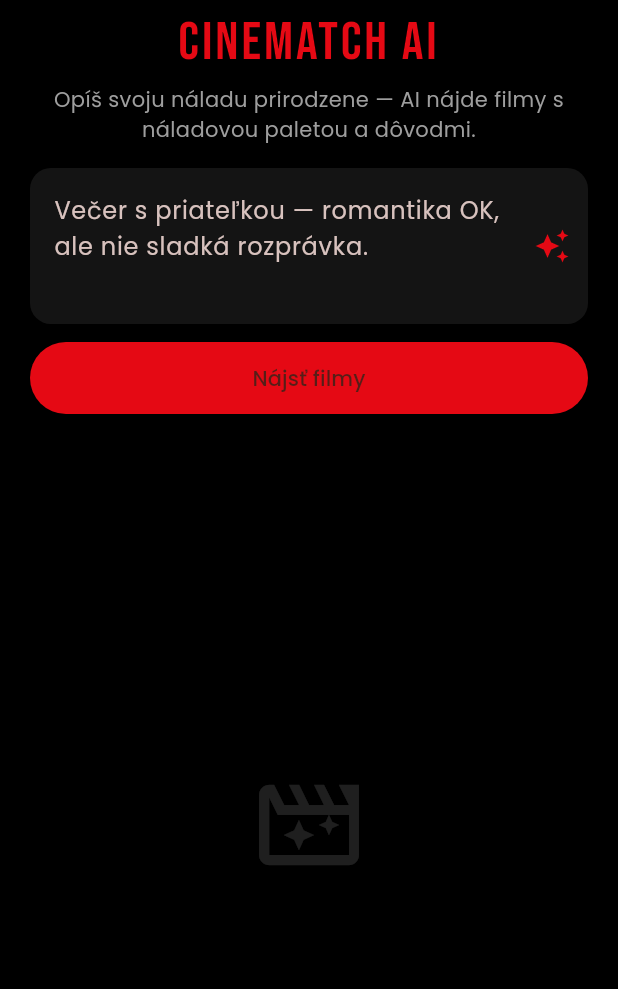
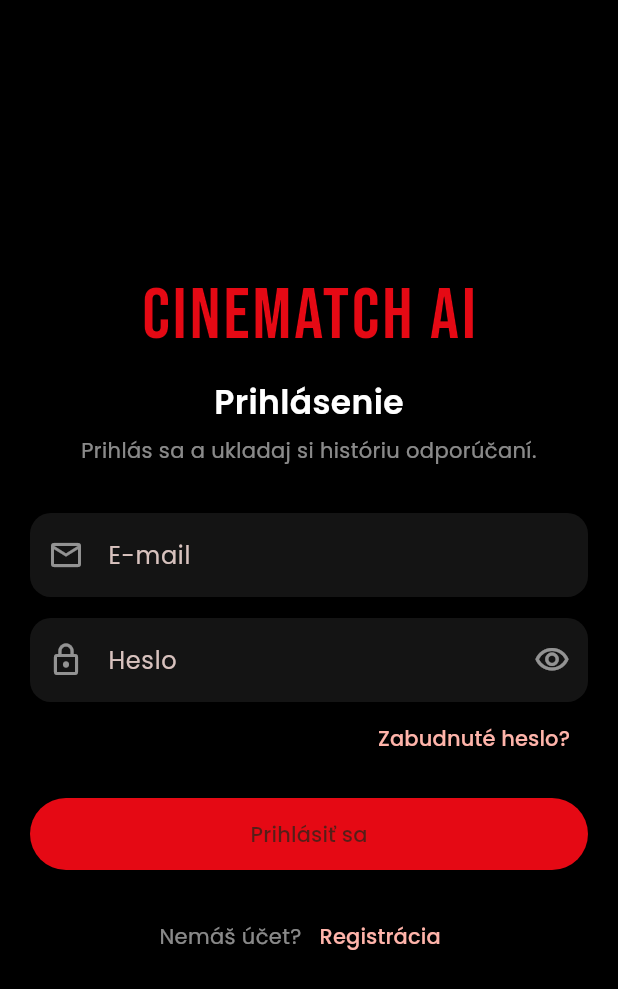
Before and after one commit to martinobal1/Cinematch, a Flutter app: the screen it shows after launch, on a phone screen of 412 x 824 dp. Shown: the top 989 px of the screen. Run offline on Flutter 3.47's test engine with Material 3 defaults, Android fonts, the light colour scheme and no system bars; our stand-ins replace cached_network_image, cloud_firestore, firebase_auth, firebase_core, google_fonts, google_generative_ai; accounts and stored records are empty.

Commit message:
Login/register

```diff
--- a/lib/main.dart
+++ b/lib/main.dart
@@ -3,17 +3,13 @@ import 'package:flutter/material.dart';
 import 'package:google_fonts/google_fonts.dart';
 
 import 'firebase_options.dart';
-import 'screens/home_screen.dart';
+import 'screens/auth_gate.dart';
 
 void main() async {
   WidgetsFlutterBinding.ensureInitialized();
-  try {
-    await Firebase.initializeApp(
-      options: DefaultFirebaseOptions.currentPlatform,
-    );
-  } catch (e) {
-    debugPrint('Firebase init: $e');
-  }
+  await Firebase.initializeApp(
+    options: DefaultFirebaseOptions.currentPlatform,
+  );
   runApp(const CineMatchApp());
 }
 
@@ -36,7 +32,7 @@ class CineMatchApp extends StatelessWidget {
           ThemeData.dark().textTheme,
         ),
       ),
-      home: const HomeScreen(),
+      home: const AuthGate(),
     );
   }
 }
--- /dev/null
+++ b/lib/screens/auth_gate.dart
@@ -0,0 +1,51 @@
+import 'package:firebase_auth/firebase_auth.dart';
+import 'package:flutter/material.dart';
+
+import 'home_screen.dart';
+import 'login_screen.dart';
+import 'register_screen.dart';
+
+/// Po prihlásení → domov; inak prihlásenie / registrácia.
+class AuthGate extends StatelessWidget {
+  const AuthGate({super.key});
+
+  @override
+  Widget build(BuildContext context) {
+    return StreamBuilder<User?>(
+      stream: FirebaseAuth.instance.authStateChanges(),
+      builder: (context, snapshot) {
+        if (snapshot.connectionState == ConnectionState.waiting) {
+          return const Scaffold(
+            backgroundColor: Colors.black,
+            body: Center(
+              child: CircularProgressIndicator(color: Color(0xFFE50914)),
+            ),
+          );
+        }
+
+        if (snapshot.hasData) {
+          return const HomeScreen();
+        }
+
+        return Navigator(
+          initialRoute: '/login',
+          onGenerateRoute: (settings) {
+            switch (settings.name) {
+              case '/register':
+                return MaterialPageRoute<void>(
+                  builder: (_) => const RegisterScreen(),
+                  settings: settings,
+                );
+              case '/login':
+              default:
+                return MaterialPageRoute<void>(
+                  builder: (_) => const LoginScreen(),
+                  settings: settings,
+                );
+            }
+          },
+        );
+      },
+    );
+  }
+}
--- /dev/null
+++ b/lib/screens/login_screen.dart
@@ -0,0 +1,176 @@
+import 'package:flutter/material.dart';
+
+import '../services/auth_service.dart';
+import '../widgets/auth_screen_layout.dart';
+
+class LoginScreen extends StatefulWidget {
+  const LoginScreen({super.key});
+
+  @override
+  State<LoginScreen> createState() => _LoginScreenState();
+}
+
+class _LoginScreenState extends State<LoginScreen> {
+  final _formKey = GlobalKey<FormState>();
+  final _emailController = TextEditingController();
+  final _passwordController = TextEditingController();
+  AuthService? _auth;
+  AuthService get auth => _auth ??= AuthService();
+
+  bool _isLoading = false;
+  bool _obscurePassword = true;
+  String? _error;
+
+  Future<void> _submit() async {
+    if (!_formKey.currentState!.validate()) return;
+
+    setState(() {
+      _isLoading = true;
+      _error = null;
+    });
+
+    try {
+      await auth.signIn(
+        email: _emailController.text,
+        password: _passwordController.text,
+      );
+    } on AuthException catch (e) {
+      if (mounted) setState(() => _error = e.message);
+    } catch (e) {
+      if (mounted) setState(() => _error = 'Chyba: $e');
+    } finally {
+      if (mounted) setState(() => _isLoading = false);
+    }
+  }
+
+  Future<void> _resetPassword() async {
+    final email = _emailController.text.trim();
+    if (email.isEmpty || !email.contains('@')) {
+      setState(() => _error = 'Najprv zadaj e-mail pre obnovenie hesla.');
+      return;
+    }
+
+    try {
+      await auth.sendPasswordReset(email);
+      if (!mounted) return;
+      ScaffoldMessenger.of(context).showSnackBar(
+        const SnackBar(
+          content: Text('Odkaz na obnovenie hesla bol odoslaný na e-mail.'),
+        ),
+      );
+    } on AuthException catch (e) {
+      if (mounted) setState(() => _error = e.message);
+    }
+  }
+
+  @override
+  void dispose() {
+    _emailController.dispose();
+    _passwordController.dispose();
+    super.dispose();
+  }
+
+  @override
+  Widget build(BuildContext context) {
+    return AuthScreenLayout(
+      title: 'Prihlásenie',
+      subtitle: 'Prihlás sa a ukladaj si históriu odporúčaní.',
+      child: Form(
+        key: _formKey,
+        child: Column(
+          crossAxisAlignment: CrossAxisAlignment.stretch,
+          children: [
+            TextFormField(
+              controller: _emailController,
+              keyboardType: TextInputType.emailAddress,
+              textInputAction: TextInputAction.next,
+              autocorrect: false,
+              decoration: authInputDecoration(
+                label: 'E-mail',
+                icon: Icons.email_outlined,
+              ),
+              validator: (v) {
+                final value = v?.trim() ?? '';
+                if (value.isEmpty) return 'Zadaj e-mail';
+                if (!value.contains('@')) return 'Neplatný e-mail';
+                return null;
+              },
+            ),
+            const SizedBox(height: 14),
+            TextFormField(
+              controller: _passwordController,
+              obscureText: _obscurePassword,
+              textInputAction: TextInputAction.done,
+              onFieldSubmitted: (_) => _submit(),
+              decoration: authInputDecoration(
+                label: 'Heslo',
+                icon: Icons.lock_outline,
+              ).copyWith(
+                suffixIcon: IconButton(
+                  icon: Icon(
+                    _obscurePassword
+                        ? Icons.visibility_outlined
+                        : Icons.visibility_off_outlined,
+                    color: Colors.white54,
+                  ),
+                  onPressed: () =>
+                      setState(() => _obscurePassword = !_obscurePassword),
+                ),
+              ),
+              validator: (v) {
+                if ((v ?? '').isEmpty) return 'Zadaj heslo';
+                return null;
+              },
+            ),
+            Align(
+              alignment: Alignment.centerRight,
+              child: TextButton(
+                onPressed: _isLoading ? null : _resetPassword,
+                child: const Text('Zabudnuté heslo?'),
+              ),
+            ),
+            if (_error != null) ...[
+              const SizedBox(height: 4),
+              Text(
+                _error!,
+                textAlign: TextAlign.center,
+                style: const TextStyle(color: Colors.redAccent),
+              ),
+            ],
+            const SizedBox(height: 16),
+            FilledButton(
+              onPressed: _isLoading ? null : _submit,
+              style: FilledButton.styleFrom(
+                backgroundColor: const Color(0xFFE50914),
+                padding: const EdgeInsets.symmetric(vertical: 14),
+              ),
+              child: _isLoading
+                  ? const SizedBox(
+                      height: 22,
+                      width: 22,
+                      child: CircularProgressIndicator(
+                        strokeWidth: 2,
+                        color: Colors.white,
+                      ),
+                    )
+                  : const Text('Prihlásiť sa'),
+            ),
+            const SizedBox(height: 20),
+            Row(
+              mainAxisAlignment: MainAxisAlignment.center,
+              children: [
+                const Text('Nemáš účet?', style: TextStyle(color: Colors.white54)),
+                TextButton(
+                  onPressed: _isLoading
+                      ? null
+                      : () => Navigator.of(context).pushNamed('/register'),
+                  child: const Text('Registrácia'),
+                ),
+              ],
+            ),
+          ],
+        ),
+      ),
+    );
+  }
+}
--- /dev/null
+++ b/lib/services/auth_service.dart
@@ -0,0 +1,80 @@
+import 'package:firebase_auth/firebase_auth.dart';
+
+class AuthService {
+  AuthService({FirebaseAuth? auth}) : _auth = auth ?? FirebaseAuth.instance;
+
+  final FirebaseAuth _auth;
+
+  Stream<User?> get authStateChanges => _auth.authStateChanges();
+
+  User? get currentUser => _auth.currentUser;
+
+  Future<void> signIn({
+    required String email,
+    required String password,
+  }) async {
+    try {
+      await _auth.signInWithEmailAndPassword(
+        email: email.trim(),
+        password: password,
+      );
+    } on FirebaseAuthException catch (e) {
+      throw AuthException(_messageFor(e));
+    }
+  }
+
+  Future<void> register({
+    required String email,
+    required String password,
+  }) async {
+    try {
+      await _auth.createUserWithEmailAndPassword(
+        email: email.trim(),
+        password: password,
+      );
+    } on FirebaseAuthException catch (e) {
+      throw AuthException(_messageFor(e));
+    }
+  }
+
+  Future<void> sendPasswordReset(String email) async {
+    try {
+      await _auth.sendPasswordResetEmail(email: email.trim());
+    } on FirebaseAuthException catch (e) {
+      throw AuthException(_messageFor(e));
+    }
+  }
+
+  Future<void> signOut() => _auth.signOut();
+
+  String _messageFor(FirebaseAuthException e) {
+    switch (e.code) {
+      case 'email-already-in-use':
+        return 'Tento e-mail už používa iný účet.';
+      case 'invalid-email':
+        return 'Zadaj platný e-mail.';
+      case 'weak-password':
+        return 'Heslo musí mať aspoň 6 znakov.';
+      case 'user-not-found':
+        return 'Účet s týmto e-mailom neexistuje.';
+      case 'wrong-password':
+        return 'Nesprávne heslo.';
+      case 'invalid-credential':
+        return 'Nesprávny e-mail alebo heslo.';
+      case 'too-many-requests':
+        return 'Príliš veľa pokusov. Skús to o chvíľu.';
+      case 'operation-not-allowed':
+        return 'Prihlásenie e-mailom nie je v Firebase povolené.';
+      default:
+        return e.message ?? 'Autentifikácia zlyhala (${e.code}).';
+    }
+  }
+}
+
+class AuthException implements Exception {
+  AuthException(this.message);
+  final String message;
+
+  @override
+  String toString() => message;
+}
--- /dev/null
+++ b/lib/widgets/auth_screen_layout.dart
@@ -0,0 +1,87 @@
+import 'package:flutter/material.dart';
+import 'package:google_fonts/google_fonts.dart';
+
+import 'responsive_page_column.dart';
+
+class AuthScreenLayout extends StatelessWidget {
+  const AuthScreenLayout({
+    super.key,
+    required this.title,
+    required this.subtitle,
+    required this.child,
+  });
+
+  final String title;
+  final String subtitle;
+  final Widget child;
+
+  @override
+  Widget build(BuildContext context) {
+    return Scaffold(
+      backgroundColor: Colors.black,
+      body: SafeArea(
+        child: ResponsivePageColumn(
+          child: Center(
+            child: SingleChildScrollView(
+              padding: const EdgeInsets.symmetric(vertical: 32),
+              child: Column(
+                mainAxisAlignment: MainAxisAlignment.center,
+                children: [
+                  Text(
+                    'CINEMATCH AI',
+                    style: GoogleFonts.bebasNeue(
+                      fontSize: 48,
+                      letterSpacing: 2,
+                      color: const Color(0xFFE50914),
+                    ),
+                  ),
+                  const SizedBox(height: 8),
+                  Text(
+                    title,
+                    style: const TextStyle(
+                      fontSize: 22,
+                      fontWeight: FontWeight.w600,
+                      color: Colors.white,
+                    ),
+                  ),
+                  const SizedBox(height: 6),
+                  Text(
+                    subtitle,
+                    textAlign: TextAlign.center,
+                    style: const TextStyle(color: Colors.white54),
+                  ),
+                  const SizedBox(height: 32),
+                  child,
+                ],
+              ),
+            ),
+          ),
+        ),
+      ),
+    );
+  }
+}
+
+InputDecoration authInputDecoration({
+  required String label,
+  required IconData icon,
+}) {
+  return InputDecoration(
+    labelText: label,
+    prefixIcon: Icon(icon, color: Colors.white54),
+    filled: true,
+    fillColor: Colors.white.withValues(alpha: 0.08),
+    border: OutlineInputBorder(
+      borderRadius: BorderRadius.circular(14),
+      borderSide: BorderSide.none,
+    ),
+    enabledBorder: OutlineInputBorder(
+      borderRadius: BorderRadius.circular(14),
+      borderSide: BorderSide.none,
+    ),
+    focusedBorder: OutlineInputBorder(
+      borderRadius: BorderRadius.circular(14),
+      borderSide: const BorderSide(color: Color(0xFFE50914), width: 1.5),
+    ),
+  );
+}
```
Also changed, not shown: firestore.indexes.json (added, +13 -0 lines), lib/screens/home_screen.dart (+41 -0 lines), lib/screens/register_screen.dart (added, +179 -0 lines), lib/services/firestore_service.dart (+27 -2 lines), firebase.json, 2 other files.
